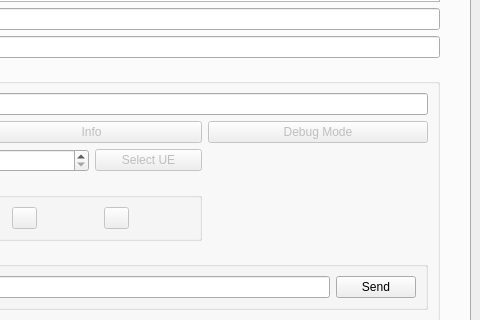
Old version of the form caa_project/maingui.ui in the repository jranstrom/usrp_caa_ui; both pictures show x 277 to 757 and y 254 to 574 of the 757 by 848 pixel window.
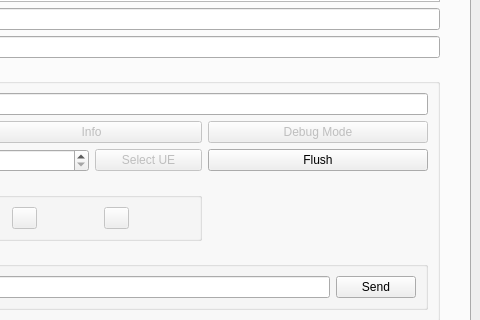
New version of the form. Custom widgets are drawn as their Qt base class.

The edit to the form file:
```diff
--- a/caa_project/maingui.ui
+++ b/caa_project/maingui.ui
@@ -1918,6 +1918,13 @@
                  </layout>
                 </widget>
                </item>
+               <item row="2" column="2">
+                <widget class="QPushButton" name="button_flush">
+                 <property name="text">
+                  <string>Flush</string>
+                 </property>
+                </widget>
+               </item>
               </layout>
              </widget>
             </item>
```
